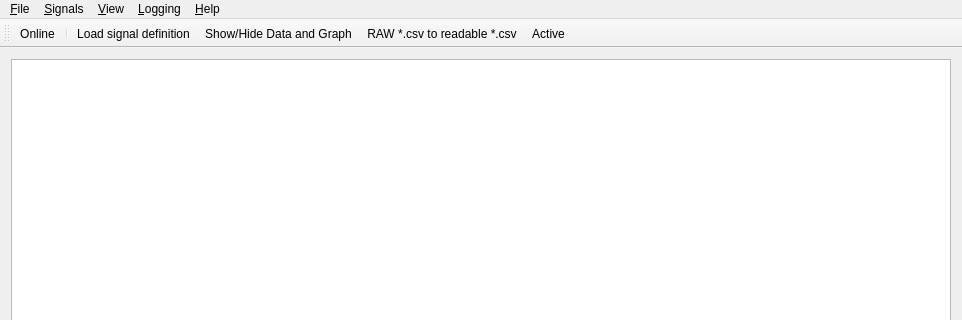
Before: the Qt Designer form src/mainwindow.ui in mhoffacker/peliCAN, drawn with Qt 5; both pictures show x 0 to 962 and y 0 to 320 of the 962 by 552 pixel window.
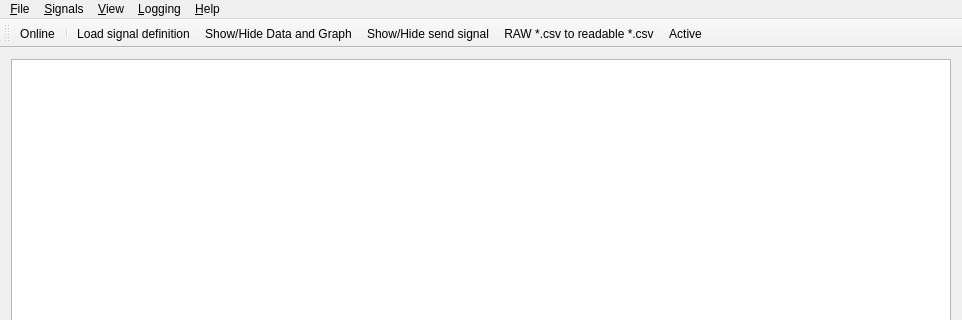
After: the same form once the commit is applied. Icons and pictures are not drawn.

The edit to the form file:
```diff
--- a/src/mainwindow.ui
+++ b/src/mainwindow.ui
@@ -103,6 +103,7 @@
    <addaction name="separator"/>
    <addaction name="action_Load_signal_definition"/>
    <addaction name="action_Data_Graph"/>
+   <addaction name="actionShow_Hide_send_signal"/>
    <addaction name="action_RAW_csv_to_readable_csv"/>
    <addaction name="action_Logging_Active"/>
   </widget>
@@ -203,6 +204,16 @@
     <string>&amp;RAW *.csv to readable *.csv</string>
    </property>
   </action>
+  <action name="actionShow_Hide_send_signal">
+   <property name="icon">
+    <iconset>
+     <normalon>:/icons/icons/transmit.png</normalon>
+    </iconset>
+   </property>
+   <property name="text">
+    <string>Show/Hide send signal</string>
+   </property>
+  </action>
  </widget>
  <layoutdefault spacing="6" margin="11"/>
  <resources>
```
Left out of the diff: 10 changed lines with no effect on the pictures.
